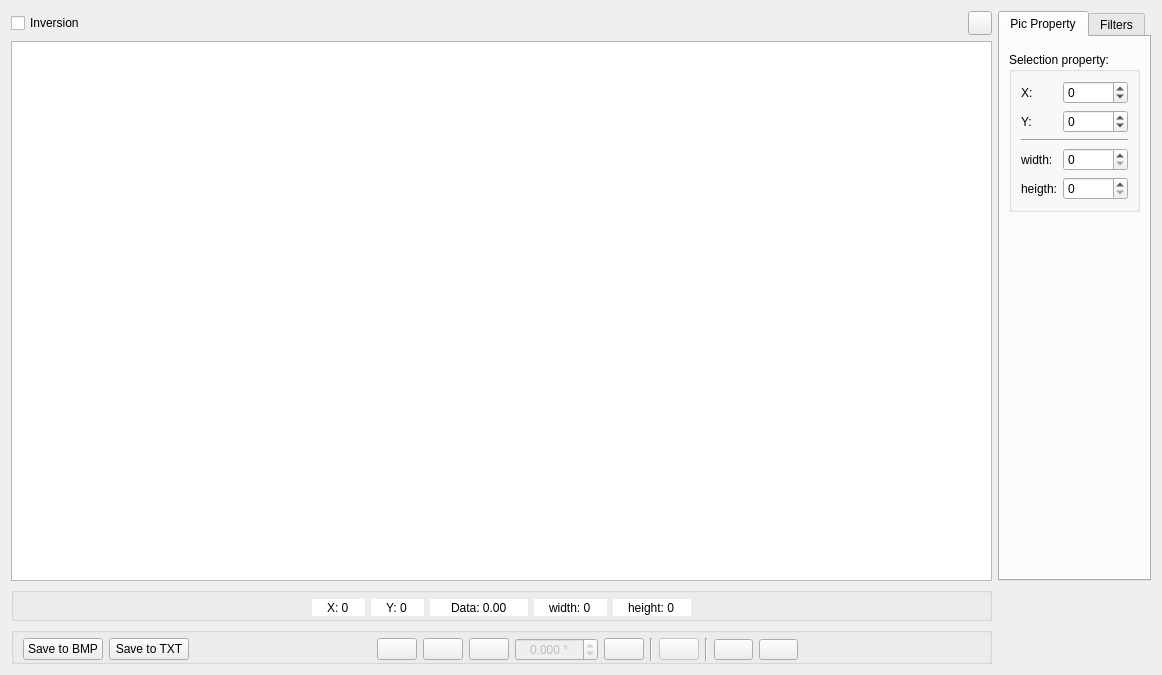
verbkinm/WTF_Viewer, file viewer/viewer.ui: the form before one commit.
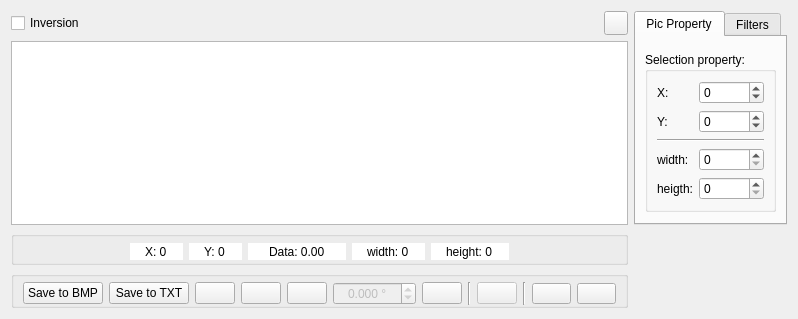
The form after the commit. Icons and pictures are not drawn. Custom widgets are drawn as their Qt base class.

The edit to the form file:
```diff
--- a/viewer/viewer.ui
+++ b/viewer/viewer.ui
@@ -6,259 +6,75 @@
    <rect>
     <x>0</x>
     <y>0</y>
-    <width>1162</width>
-    <height>675</height>
+    <width>694</width>
+    <height>295</height>
    </rect>
   </property>
   <property name="windowTitle">
    <string>Form</string>
   </property>
-  <layout class="QGridLayout" name="gridLayout" columnstretch="1,0,0">
-   <item row="0" column="0">
-    <widget class="QCheckBox" name="inversion">
-     <property name="toolTip">
-      <string>negative of  image</string>
+  <layout class="QGridLayout" name="gridLayout" columnstretch="1,0,0,0">
+   <item row="1" column="0" colspan="3">
+    <widget class="QGraphicsView" name="graphicsView">
+     <property name="frameShape">
+      <enum>QFrame::StyledPanel</enum>
      </property>
-     <property name="text">
-      <string>Inversion</string>
+     <property name="frameShadow">
+      <enum>QFrame::Sunken</enum>
      </property>
-    </widget>
-   </item>
-   <item row="0" column="1">
-    <widget class="QPushButton" name="button_settings">
-     <property name="minimumSize">
-      <size>
-       <width>24</width>
-       <height>24</height>
-      </size>
-     </property>
-     <property name="maximumSize">
-      <size>
-       <width>24</width>
-       <height>24</height>
-      </size>
-     </property>
-     <property name="text">
-      <string/>
-     </property>
-    </widget>
-   </item>
-   <item row="0" column="2" rowspan="2">
-    <widget class="QTabWidget" name="tabWidgetRight">
-     <property name="maximumSize">
-      <size>
-       <width>16777215</width>
-       <height>16777215</height>
-      </size>
-     </property>
-     <property name="tabPosition">
-      <enum>QTabWidget::North</enum>
-     </property>
-     <property name="tabShape">
-      <enum>QTabWidget::Rounded</enum>
-     </property>
-     <property name="currentIndex">
+     <property name="midLineWidth">
       <number>0</number>
      </property>
-     <property name="movable">
-      <bool>false</bool>
+     <property name="backgroundBrush">
+      <brush brushstyle="SolidPattern">
+       <color alpha="255">
+        <red>200</red>
+        <green>200</green>
+        <blue>200</blue>
+       </color>
+      </brush>
      </property>
-     <widget class="QWidget" name="twrProperty">
-      <attribute name="title">
-       <string>Pic Property</string>
-      </attribute>
-      <layout class="QVBoxLayout" name="verticalLayout_5">
-       <item>
-        <widget class="ToolsPanel" name="edit_panel" native="true"/>
-       </item>
-       <item>
-        <widget class="QGroupBox" name="data_panel_selection">
-         <property name="enabled">
-          <bool>true</bool>
-         </property>
-         <property name="title">
-          <string>Selection property:</string>
-         </property>
-         <layout class="QGridLayout" name="gridLayout_2">
-          <item row="0" column="1">
-           <widget class="QSpinBox" name="x_selection">
-            <property name="toolTip">
-             <string>X cordinate of frame</string>
-            </property>
-            <property name="wrapping">
-             <bool>false</bool>
-            </property>
-            <property name="readOnly">
-             <bool>false</bool>
-            </property>
-            <property name="buttonSymbols">
-             <enum>QAbstractSpinBox::UpDownArrows</enum>
-            </property>
-            <property name="specialValueText">
-             <string/>
-            </property>
-            <property name="showGroupSeparator" stdset="0">
-             <bool>false</bool>
-            </property>
-            <property name="suffix">
-             <string/>
-            </property>
-            <property name="minimum">
-             <number>-65535</number>
-            </property>
-            <property name="maximum">
-             <number>65535</number>
-            </property>
-           </widget>
-          </item>
-          <item row="3" column="1">
-           <widget class="QSpinBox" name="width_selection">
-            <property name="toolTip">
-             <string>width of frame</string>
-            </property>
-            <property name="frame">
-             <bool>true</bool>
-            </property>
-            <property name="readOnly">
-             <bool>false</bool>
-            </property>
-            <property name="minimum">
-             <number>0</number>
-            </property>
-            <property name="maximum">
-             <number>65535</number>
-            </property>
-            <property name="singleStep">
-             <number>1</number>
-            </property>
-            <property name="value">
-             <number>0</number>
-            </property>
-           </widget>
-          </item>
-          <item row="4" column="1">
-           <widget class="QSpinBox" name="heigth_selection">
-            <property name="toolTip">
-             <string>height of frame</string>
-            </property>
-            <property name="readOnly">
-             <bool>false</bool>
-            </property>
-            <property name="accelerated">
-             <bool>false</bool>
-            </property>
-            <property name="showGroupSeparator" stdset="0">
-             <bool>false</bool>
-            </property>
-            <property name="minimum">
-             <number>0</number>
-            </property>
-            <property name="maximum">
-             <number>65535</number>
-            </property>
-            <property name="singleStep">
-             <number>1</number>
-            </property>
-            <property name="value">
-             <number>0</number>
-            </property>
-           </widget>
-          </item>
-          <item row="1" column="0">
-           <widget class="QLabel" name="label_9">
-            <property name="text">
-             <string>Y:</string>
-            </property>
-           </widget>
-          </item>
-          <item row="1" column="1">
-           <widget class="QSpinBox" name="y_selection">
-            <property name="toolTip">
-             <string>Y cordinate of frame</string>
-            </property>
-            <property name="readOnly">
-             <bool>false</bool>
-            </property>
-            <property name="minimum">
-             <number>-65535</number>
-            </property>
-            <property name="maximum">
-             <number>65535</number>
-            </property>
-           </widget>
-          </item>
-          <item row="2" column="0" colspan="2">
-           <widget class="Line" name="line_3">
-            <property name="orientation">
-             <enum>Qt::Horizontal</enum>
-            </property>
-           </widget>
-          </item>
-          <item row="0" column="0">
-           <widget class="QLabel" name="label_7">
-            <property name="text">
-             <string>X:</string>
-            </property>
-           </widget>
-          </item>
-          <item row="3" column="0">
-           <widget class="QLabel" name="label_8">
-            <property name="text">
-             <string>width:</string>
-            </property>
-           </widget>
-          </item>
-          <item row="4" column="0">
-           <widget class="QLabel" name="label_6">
-            <property name="text">
-             <string>heigth:</string>
-            </property>
-           </widget>
-          </item>
-         </layout>
-        </widget>
-       </item>
-       <item>
-        <spacer name="verticalSpacer_2">
-         <property name="orientation">
-          <enum>Qt::Vertical</enum>
-         </property>
-         <property name="sizeHint" stdset="0">
-          <size>
-           <width>20</width>
-           <height>40</height>
-          </size>
-         </property>
-        </spacer>
-       </item>
-      </layout>
-     </widget>
-     <widget class="QWidget" name="twrFilter">
-      <attribute name="title">
-       <string>Filters</string>
-      </attribute>
-      <layout class="QVBoxLayout" name="verticalLayout_6">
-       <item>
-        <widget class="ClogFilterPanel" name="clogFilterPanel" native="true"/>
-       </item>
-       <item>
-        <spacer name="verticalSpacer">
-         <property name="orientation">
-          <enum>Qt::Vertical</enum>
-         </property>
-         <property name="sizeHint" stdset="0">
-          <size>
-           <width>116</width>
-           <height>15</height>
-          </size>
-         </property>
-        </spacer>
-       </item>
-      </layout>
-     </widget>
+     <property name="foregroundBrush">
+      <brush brushstyle="NoBrush">
+       <color alpha="255">
+        <red>0</red>
+        <green>0</green>
+        <blue>0</blue>
+       </color>
+      </brush>
+     </property>
+     <property name="interactive">
+      <bool>true</bool>
+     </property>
+     <property name="sceneRect">
+      <rectf>
+       <x>0.000000000000000</x>
+       <y>0.000000000000000</y>
+       <width>0.000000000000000</width>
+       <height>0.000000000000000</height>
+      </rectf>
+     </property>
+     <property name="renderHints">
+      <set>QPainter::Antialiasing|QPainter::HighQualityAntialiasing|QPainter::SmoothPixmapTransform|QPainter::TextAntialiasing</set>
+     </property>
+     <property name="cacheMode">
+      <set>QGraphicsView::CacheNone</set>
+     </property>
+     <property name="transformationAnchor">
+      <enum>QGraphicsView::AnchorUnderMouse</enum>
+     </property>
+     <property name="resizeAnchor">
+      <enum>QGraphicsView::AnchorUnderMouse</enum>
+     </property>
+     <property name="viewportUpdateMode">
+      <enum>QGraphicsView::FullViewportUpdate</enum>
+     </property>
+     <property name="rubberBandSelectionMode">
+      <enum>Qt::IntersectsItemShape</enum>
+     </property>
     </widget>
    </item>
-   <item row="2" column="0" colspan="2">
+   <item row="2" column="0" colspan="3">
     <widget class="QGroupBox" name="data_panel">
      <property name="title">
       <string/>
@@ -454,7 +270,7 @@
      </layout>
     </widget>
    </item>
-   <item row="3" column="0" colspan="2">
+   <item row="3" column="0" colspan="3">
     <widget class="QGroupBox" name="button_panel">
      <property name="enabled">
       <bool>true</bool>
@@ -712,63 +528,253 @@
      </layout>
     </widget>
    </item>
-   <item row="1" column="0" colspan="2">
-    <widget class="QGraphicsView" name="graphicsView">
-     <property name="frameShape">
-      <enum>QFrame::StyledPanel</enum>
+   <item row="0" column="3" rowspan="2">
+    <widget class="QTabWidget" name="tabWidgetRight">
+     <property name="maximumSize">
+      <size>
+       <width>16777215</width>
+       <height>16777215</height>
+      </size>
      </property>
-     <property name="frameShadow">
-      <enum>QFrame::Sunken</enum>
+     <property name="tabPosition">
+      <enum>QTabWidget::North</enum>
      </property>
-     <property name="midLineWidth">
+     <property name="tabShape">
+      <enum>QTabWidget::Rounded</enum>
+     </property>
+     <property name="currentIndex">
       <number>0</number>
      </property>
-     <property name="backgroundBrush">
-      <brush brushstyle="SolidPattern">
-       <color alpha="255">
-        <red>200</red>
-        <green>200</green>
-        <blue>200</blue>
-       </color>
-      </brush>
+     <property name="movable">
+      <bool>false</bool>
      </property>
-     <property name="foregroundBrush">
-      <brush brushstyle="NoBrush">
-       <color alpha="255">
-        <red>0</red>
-        <green>0</green>
-        <blue>0</blue>
-       </color>
-      </brush>
+     <widget class="QWidget" name="twrProperty">
+      <attribute name="title">
+       <string>Pic Property</string>
+      </attribute>
+      <layout class="QVBoxLayout" name="verticalLayout_5">
+       <item>
+        <widget class="ToolsPanel" name="edit_panel" native="true"/>
+       </item>
+       <item>
+        <widget class="QGroupBox" name="data_panel_selection">
+         <property name="enabled">
+          <bool>true</bool>
+         </property>
+         <property name="title">
+          <string>Selection property:</string>
+         </property>
+         <layout class="QGridLayout" name="gridLayout_2">
+          <item row="0" column="1">
+           <widget class="QSpinBox" name="x_selection">
+            <property name="toolTip">
+             <string>X cordinate of frame</string>
+            </property>
+            <property name="wrapping">
+             <bool>false</bool>
+            </property>
+            <property name="readOnly">
+             <bool>false</bool>
+            </property>
+            <property name="buttonSymbols">
+             <enum>QAbstractSpinBox::UpDownArrows</enum>
+            </property>
+            <property name="specialValueText">
+             <string/>
+            </property>
+            <property name="showGroupSeparator" stdset="0">
+             <bool>false</bool>
+            </property>
+            <property name="suffix">
+             <string/>
+            </property>
+            <property name="minimum">
+             <number>-65535</number>
+            </property>
+            <property name="maximum">
+             <number>65535</number>
+            </property>
+           </widget>
+          </item>
+          <item row="3" column="1">
+           <widget class="QSpinBox" name="width_selection">
+            <property name="toolTip">
+             <string>width of frame</string>
+            </property>
+            <property name="frame">
+             <bool>true</bool>
+            </property>
+            <property name="readOnly">
+             <bool>false</bool>
+            </property>
+            <property name="minimum">
+             <number>0</number>
+            </property>
+            <property name="maximum">
+             <number>65535</number>
+            </property>
+            <property name="singleStep">
+             <number>1</number>
+            </property>
+            <property name="value">
+             <number>0</number>
+            </property>
+           </widget>
+          </item>
+          <item row="4" column="1">
+           <widget class="QSpinBox" name="heigth_selection">
+            <property name="toolTip">
+             <string>height of frame</string>
+            </property>
+            <property name="readOnly">
+             <bool>false</bool>
+            </property>
+            <property name="accelerated">
+             <bool>false</bool>
+            </property>
+            <property name="showGroupSeparator" stdset="0">
+             <bool>false</bool>
+            </property>
+            <property name="minimum">
+             <number>0</number>
+            </property>
+            <property name="maximum">
+             <number>65535</number>
+            </property>
+            <property name="singleStep">
+             <number>1</number>
+            </property>
+            <property name="value">
+             <number>0</number>
+            </property>
+           </widget>
+          </item>
+          <item row="1" column="0">
+           <widget class="QLabel" name="label_9">
+            <property name="text">
+             <string>Y:</string>
+            </property>
+           </widget>
+          </item>
+          <item row="1" column="1">
+           <widget class="QSpinBox" name="y_selection">
+            <property name="toolTip">
+             <string>Y cordinate of frame</string>
+            </property>
+            <property name="readOnly">
+             <bool>false</bool>
+            </property>
+            <property name="minimum">
+             <number>-65535</number>
+            </property>
+            <property name="maximum">
+             <number>65535</number>
+            </property>
+           </widget>
+          </item>
+          <item row="2" column="0" colspan="2">
+           <widget class="Line" name="line_3">
+            <property name="orientation">
+             <enum>Qt::Horizontal</enum>
+            </property>
+           </widget>
+          </item>
+          <item row="0" column="0">
+           <widget class="QLabel" name="label_7">
+            <property name="text">
+             <string>X:</string>
+            </property>
+           </widget>
+          </item>
+          <item row="3" column="0">
+           <widget class="QLabel" name="label_8">
+            <property name="text">
+             <string>width:</string>
+            </property>
+           </widget>
+          </item>
+          <item row="4" column="0">
+           <widget class="QLabel" name="label_6">
+            <property name="text">
+             <string>heigth:</string>
+            </property>
+           </widget>
+          </item>
+         </layout>
+        </widget>
+       </item>
+       <item>
+        <spacer name="verticalSpacer_2">
+         <property name="orientation">
+          <enum>Qt::Vertical</enum>
+         </property>
+         <property name="sizeHint" stdset="0">
+          <size>
+           <width>20</width>
+           <height>40</height>
+          </size>
+         </property>
+        </spacer>
+       </item>
+      </layout>
+     </widget>
+     <widget class="QWidget" name="twrFilter">
+      <attribute name="title">
+       <string>Filters</string>
+      </attribute>
+      <layout class="QVBoxLayout" name="verticalLayout_6">
+       <item>
+        <widget class="ClogFilterPanel" name="clogFilterPanel" native="true"/>
+       </item>
+       <item>
+        <spacer name="verticalSpacer">
+         <property name="orientation">
+          <enum>Qt::Vertical</enum>
+         </property>
+         <property name="sizeHint" stdset="0">
+          <size>
+           <width>116</width>
+           <height>15</height>
+          </size>
+         </property>
+        </spacer>
+       </item>
+      </layout>
+     </widget>
+    </widget>
+   </item>
+   <item row="0" column="0">
+    <widget class="QCheckBox" name="inversion">
+     <property name="sizePolicy">
+      <sizepolicy hsizetype="Minimum" vsizetype="Fixed">
+       <horstretch>0</horstretch>
+       <verstretch>0</verstretch>
+      </sizepolicy>
      </property>
-     <property name="interactive">
-      <bool>true</bool>
+     <property name="toolTip">
+      <string>negative of  image</string>
      </property>
-     <property name="sceneRect">
-      <rectf>
-       <x>0.000000000000000</x>
-       <y>0.000000000000000</y>
-       <width>0.000000000000000</width>
-       <height>0.000000000000000</height>
-      </rectf>
+     <property name="text">
+      <string>Inversion</string>
      </property>
-     <property name="renderHints">
-      <set>QPainter::Antialiasing|QPainter::HighQualityAntialiasing|QPainter::SmoothPixmapTransform|QPainter::TextAntialiasing</set>
+    </widget>
+   </item>
+   <item row="0" column="2">
+    <widget class="QPushButton" name="button_settings">
+     <property name="minimumSize">
+      <size>
+       <width>24</width>
+       <height>24</height>
+      </size>
      </property>
-     <property name="cacheMode">
-      <set>QGraphicsView::CacheNone</set>
+     <property name="maximumSize">
+      <size>
+       <width>24</width>
+       <height>24</height>
+      </size>
      </property>
-     <property name="transformationAnchor">
-      <enum>QGraphicsView::AnchorUnderMouse</enum>
-     </property>
-     <property name="resizeAnchor">
-      <enum>QGraphicsView::AnchorUnderMouse</enum>
-     </property>
-     <property name="viewportUpdateMode">
-      <enum>QGraphicsView::FullViewportUpdate</enum>
-     </property>
-     <property name="rubberBandSelectionMode">
-      <enum>Qt::IntersectsItemShape</enum>
+     <property name="text">
+      <string/>
      </property>
     </widget>
    </item>
```
